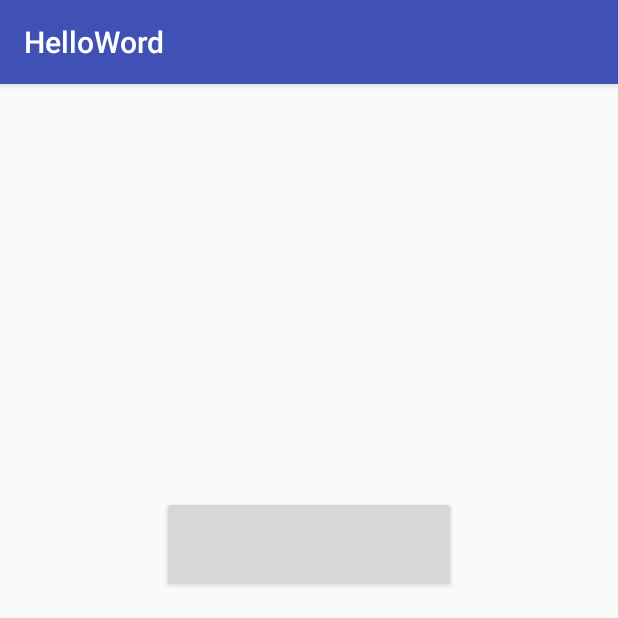
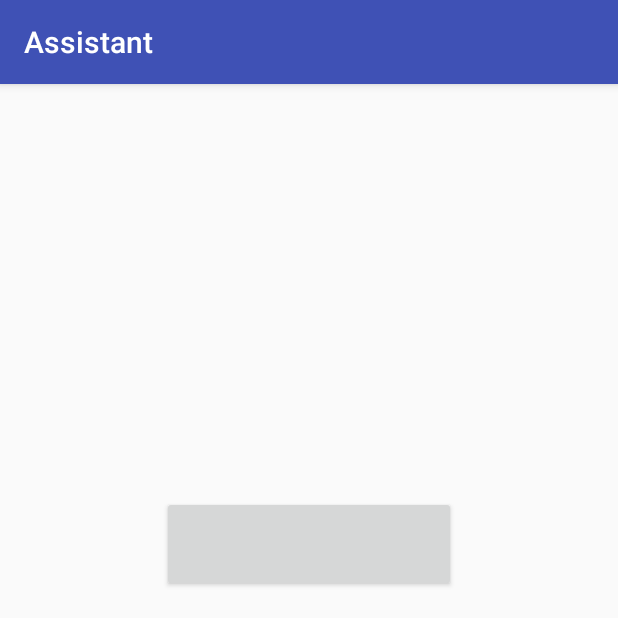
Before and after one commit to shasjSrv/assistantApp, an Android app: the screen it shows after launch (Helloword before the commit, HomePageActivity after it), on a phone screen of 412 x 824 dp, the top half of it. Run offline under Robolectric (Android 15) with nearby library versions, the phone set to English and light mode, and no system bars; libraries missing offline, so code that uses them is left out: com.dd; plain views replace CircularProgressButton; 4 statements that could not run were skipped.

Commit message:
修改应用名称为Assistant；增加相机以及文件写运行时权限

```diff
--- a/app/src/main/AndroidManifest.xml
+++ b/app/src/main/AndroidManifest.xml
@@ -11,7 +11,7 @@
 
     <!--<uses-sdk android:minSdkVersion="9" />-->
 
-    <uses-feature android:name="android.hardware.camera" />
+    <uses-feature android:name="android.hardware.camera" android:required="true"/>
     <uses-permission android:name="android.permission.CAMERA" />
     <uses-permission android:name="android.hardware.camera.autofocus" />
     <uses-permission android:name="android.permission.WRITE_EXTERNAL_STORAGE" />
@@ -22,7 +22,7 @@
         android:label="@string/app_name"
         android:supportsRtl="true"
         android:theme="@style/AppTheme">
-        <activity android:name=".Helloword"
+        <activity android:name=".HomePageActivity"
             android:label="@string/app_name"
 
             >
--- a/app/src/main/java/com/example/jzy/helloword/Helloword.java
+++ b/app/src/main/java/com/example/jzy/helloword/HomePageActivity.java
@@ -1,40 +1,25 @@
 package com.example.jzy.helloword;
 
+import android.Manifest;
+import android.content.pm.PackageManager;
+import android.support.annotation.NonNull;
+import android.support.v4.app.ActivityCompat;
+import android.support.v4.content.ContextCompat;
 import android.support.v7.app.AppCompatActivity;
-import java.io.File;
-import java.io.FileNotFoundException;
-import java.io.FileOutputStream;
-import java.io.IOException;
 
-import android.widget.RelativeLayout;
-import android.app.Activity;
-import android.content.Context;
 import android.content.Intent;
-import android.hardware.Camera;
-import android.hardware.Camera.PictureCallback;
-import android.hardware.Camera.ShutterCallback;
-import android.net.Uri;
-import android.os.AsyncTask;
 import android.os.Bundle;
-import android.os.Environment;
-import android.util.Log;
-import android.view.SurfaceView;
 import android.view.View;
-import android.view.View.OnClickListener;
-import android.view.View.OnLongClickListener;
-import android.view.ViewGroup.LayoutParams;
 import android.view.Window;
 import android.view.WindowManager;
-import android.widget.Button;
-import android.widget.FrameLayout;
-import android.widget.Toast;
 
 import com.dd.CircularProgressButton;
+
 import android.animation.ValueAnimator;
 import android.view.animation.AccelerateDecelerateInterpolator;
 
 
-public class Helloword extends AppCompatActivity {
+public class HomePageActivity extends AppCompatActivity {
 
 
     /*Camera mCamera;
@@ -42,14 +27,15 @@ public class Helloword extends AppCompatActivity {
     CameraView mCameraView;*/
 //    Context ctx;
 //    int flag = 1;
+    private static final int PERMISSIONS_REQUEST = 1;
 
     @Override
     protected void onCreate(Bundle savedInstanceState) {
         super.onCreate(savedInstanceState);
 //        ctx = this;
         requestWindowFeature(Window.FEATURE_NO_TITLE);
-        getWindow().setFlags(WindowManager.LayoutParams.FLAG_FULLSCREEN,WindowManager.LayoutParams.FLAG_FULLSCREEN);
-        setContentView(R.layout.activity_helloword);
+        getWindow().setFlags(WindowManager.LayoutParams.FLAG_FULLSCREEN, WindowManager.LayoutParams.FLAG_FULLSCREEN);
+        setContentView(R.layout.act_homepage);
        /* if(flag == 1) {
             mPreview = new Preview(this, (SurfaceView) findViewById(R.id.surfaceView));
             mPreview.setLayoutParams(new LayoutParams(LayoutParams.MATCH_PARENT, LayoutParams.MATCH_PARENT));
@@ -72,7 +58,7 @@ public class Helloword extends AppCompatActivity {
                 } else {
                     circularButton1.setProgress(0);
                 }
-                startActivityForResult(new Intent(Helloword.this, video.class), 1);
+                checkPermission();
             }
         });
 
@@ -98,6 +84,33 @@ public class Helloword extends AppCompatActivity {
             }
         });*/
 
+    }
+
+
+    /**
+     * 检查运行时权限（相机权限、文件写权限）
+     */
+    private void checkPermission() {
+        if (ContextCompat.checkSelfPermission(this, Manifest.permission.CAMERA) == PackageManager.PERMISSION_GRANTED
+                && ContextCompat.checkSelfPermission(this, Manifest.permission.WRITE_EXTERNAL_STORAGE) == PackageManager.PERMISSION_GRANTED) {
+            startActivityForResult(new Intent(HomePageActivity.this, video.class), 1);
+            return;
+        }
+
+        ActivityCompat.requestPermissions(this, new String[]{Manifest.permission.CAMERA, Manifest.permission.WRITE_EXTERNAL_STORAGE}, PERMISSIONS_REQUEST);
+    }
+
+    @Override
+    public void onRequestPermissionsResult(int requestCode, @NonNull String[] permissions, @NonNull int[] grantResults) {
+        if (requestCode == PERMISSIONS_REQUEST) {
+            if (grantResults[0] == PackageManager.PERMISSION_GRANTED
+                    && grantResults[1] == PackageManager.PERMISSION_GRANTED) {
+                startActivityForResult(new Intent(HomePageActivity.this, video.class), 1);
+                return;
+            }
+            checkPermission();
+        }
+        super.onRequestPermissionsResult(requestCode, permissions, grantResults);
     }
 
     private void simulateSuccessProgress(final CircularProgressButton button) {
--- a/app/src/main/res/layout/activity_helloword.xml
+++ b/app/src/main/res/layout/act_homepage.xml
@@ -9,7 +9,7 @@
     android:paddingLeft="@dimen/activity_horizontal_margin"
     android:paddingRight="@dimen/activity_horizontal_margin"
     android:paddingTop="@dimen/activity_vertical_margin"
-    tools:context="com.example.jzy.helloword.Helloword">
+    tools:context="com.example.jzy.helloword.HomePageActivity">
 
     <!--<SurfaceView
         android:id="@+id/surfaceView"
--- a/app/src/main/res/values/strings.xml
+++ b/app/src/main/res/values/strings.xml
@@ -1,5 +1,5 @@
 <resources>
-    <string name="app_name">HelloWord</string>
+    <string name="app_name">Assistant</string>
     <!-- Toast Messages -->
     <string name="camera_not_found">No camera harware found</string>
     <string name="take_photo_help">Touch anywhere on screen to take picture</string>
```
